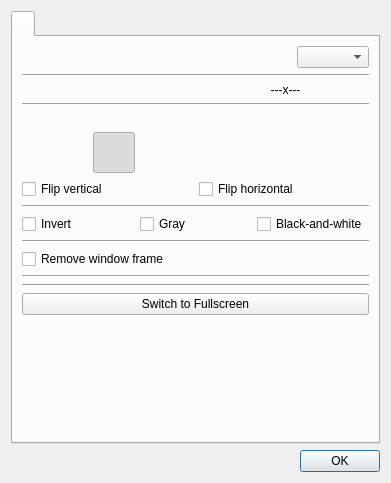
vkohaupt/vokoscreenNG, file src/camera/camerasettingsdialog.ui: the form before one commit.
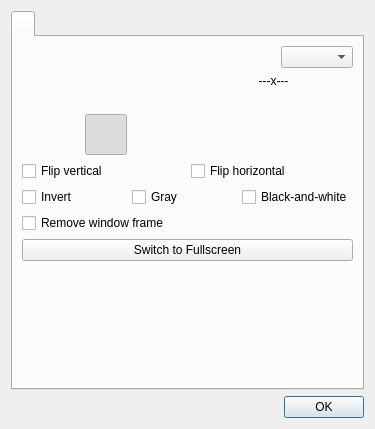
The form after the commit. Icons and pictures are not drawn.

Commit message: Camera: New feature ellipse and circle -- dialog

Patch:
```diff
--- a/src/camera/camerasettingsdialog.ui
+++ b/src/camera/camerasettingsdialog.ui
@@ -6,8 +6,8 @@
    <rect>
     <x>0</x>
     <y>0</y>
-    <width>391</width>
-    <height>483</height>
+    <width>375</width>
+    <height>429</height>
    </rect>
   </property>
   <property name="windowTitle">
@@ -54,13 +54,6 @@
          </item>
         </layout>
        </item>
-       <item>
-        <widget class="Line" name="line_4">
-         <property name="orientation">
-          <enum>Qt::Horizontal</enum>
-         </property>
-        </widget>
-       </item>
        <item>
         <widget class="QWidget" name="widgetCameraWindowSize" native="true">
          <layout class="QVBoxLayout" name="verticalLayout_3">
@@ -122,13 +115,6 @@
          </layout>
         </widget>
        </item>
-       <item>
-        <widget class="Line" name="line_3">
-         <property name="orientation">
-          <enum>Qt::Horizontal</enum>
-         </property>
-        </widget>
-       </item>
        <item>
         <layout class="QHBoxLayout" name="horizontalLayout_2">
          <property name="spacing">
@@ -325,13 +311,6 @@
          </item>
         </layout>
        </item>
-       <item>
-        <widget class="Line" name="line_1">
-         <property name="orientation">
-          <enum>Qt::Horizontal</enum>
-         </property>
-        </widget>
-       </item>
        <item>
         <layout class="QHBoxLayout" name="horizontalLayout_14">
          <item>
@@ -357,13 +336,6 @@
          </item>
         </layout>
        </item>
-       <item>
-        <widget class="Line" name="line_2">
-         <property name="orientation">
-          <enum>Qt::Horizontal</enum>
-         </property>
-        </widget>
-       </item>
        <item>
         <layout class="QHBoxLayout" name="horizontalLayout_42">
          <item>
@@ -375,20 +347,6 @@
          </item>
         </layout>
        </item>
-       <item>
-        <widget class="Line" name="line">
-         <property name="orientation">
-          <enum>Qt::Horizontal</enum>
-         </property>
-        </widget>
-       </item>
-       <item>
-        <widget class="Line" name="line_5">
-         <property name="orientation">
-          <enum>Qt::Horizontal</enum>
-         </property>
-        </widget>
-       </item>
        <item>
         <widget class="QPushButton" name="pushButtonSwitchToFullscreen">
          <property name="text">
```
The commit also changes 1 other file.
